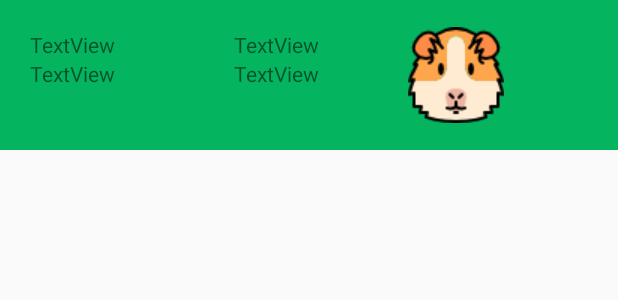
After one commit to Mariapp/Tamagoch, an Android app: the layout item_mascotas.xml on its own in the app's theme, with its tools: preview values and no code run, on a phone screen of 412 x 824 dp. The commit adds this screen. Shown: the top 300 px of the screen. Run offline under Robolectric (Android 15) with nearby library versions, the phone set to English and light mode, and no system bars.

Commit message:
Ultimas actualizaciones

```diff
--- a/app/src/main/AndroidManifest.xml
+++ b/app/src/main/AndroidManifest.xml
@@ -21,7 +21,8 @@
         <activity android:name=".MenuPrincipal" />
         <activity android:name=".ConfiguracionMAscotas" />
         <activity android:name=".CamaraActivity" />
-        <activity android:name=".AlarmasActivity"></activity>
+        <activity android:name=".AlarmasActivity" />
+        <activity android:name=".ConectividadActivity"></activity>
     </application>
 
 </manifest>
--- a/app/src/main/java/com/example/didact/tamagochipet/MenuPrincipal.java
+++ b/app/src/main/java/com/example/didact/tamagochipet/MenuPrincipal.java
@@ -20,6 +20,11 @@ public class MenuPrincipal extends AppCompatActivity {
 
 
     }
+    public void conectividad (View view){
+
+        Intent i=new Intent(getApplicationContext(),ConectividadActivity.class);
+        startActivity(i);
+    }
 
 
     public void camara (View view){
--- a/app/src/main/res/layout/activity_menu_principal.xml
+++ b/app/src/main/res/layout/activity_menu_principal.xml
@@ -42,6 +42,7 @@
             android:layout_width="70dp"
             android:layout_height="70dp"
             android:layout_weight="1"
+            android:onClick="conectividad"
             app:srcCompat="@drawable/tamagocgibotonlo" />
 
         <ImageView
--- /dev/null
+++ b/app/src/main/res/layout/item_mascotas.xml
@@ -0,0 +1,61 @@
+<?xml version="1.0" encoding="utf-8"?>
+<LinearLayout xmlns:android="http://schemas.android.com/apk/res/android"
+    android:layout_width="match_parent"
+    android:layout_height="100dp">
+
+
+    <LinearLayout xmlns:android="http://schemas.android.com/apk/res/android"
+        xmlns:app="http://schemas.android.com/apk/res-auto"
+        android:layout_width="match_parent"
+        android:layout_height="100dp"
+        android:background="#04B45F"
+        android:orientation="horizontal">
+
+        <LinearLayout
+            android:layout_width="136dp"
+            android:layout_height="match_parent"
+            android:orientation="vertical"
+            android:padding="20dp">
+
+            <TextView
+                android:id="@+id/tvnombre"
+                android:layout_width="match_parent"
+                android:layout_height="wrap_content"
+                android:text="TextView" />
+
+            <TextView
+                android:id="@+id/tvpeso"
+                android:layout_width="match_parent"
+                android:layout_height="wrap_content"
+                android:text="TextView" />
+        </LinearLayout>
+
+        <LinearLayout
+            android:layout_width="136dp"
+            android:layout_height="match_parent"
+            android:orientation="vertical"
+            android:padding="20dp">
+
+            <TextView
+                android:id="@+id/tvraza"
+                android:layout_width="match_parent"
+                android:layout_height="wrap_content"
+                android:text="TextView" />
+
+            <TextView
+                android:id="@+id/tvcp"
+                android:layout_width="match_parent"
+                android:layout_height="wrap_content"
+                android:text="TextView" />
+        </LinearLayout>
+
+        <ImageView
+            android:id="@+id/imgitemavatar"
+            android:layout_width="wrap_content"
+            android:layout_height="wrap_content"
+            android:layout_gravity="center"
+
+            app:srcCompat="@drawable/guinea" />
+    </LinearLayout>
+
+</LinearLayout>
```
Also changed, not shown: app/src/main/java/com/example/didact/tamagochipet/ConectividadActivity.java (added, +74 -0 lines), app/src/main/java/com/example/didact/tamagochipet/Loginctivity.java (+13 -51 lines), app/src/main/java/com/example/didact/tamagochipet/Mascota.java (+32 -38 lines), app/src/main/res/layout/activity_conectividad.xml (added, +26 -0 lines).
